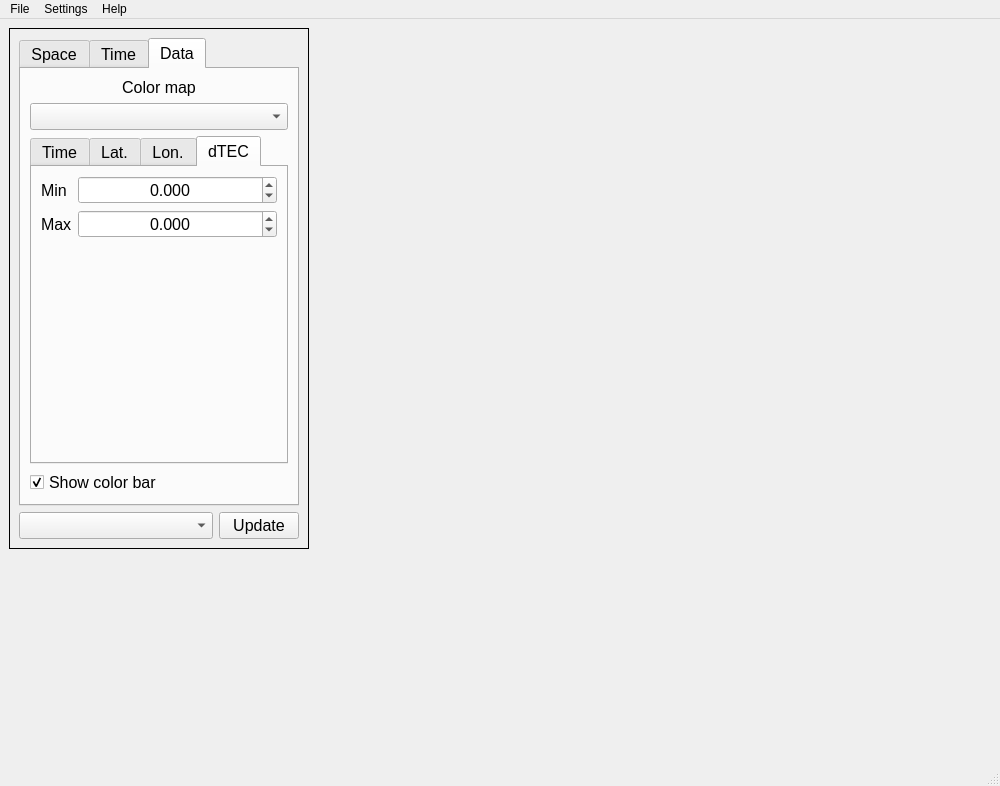
Qt form ui/main_window1.ui (sergiipanasenko/GNSS_Analysis) before a commit.
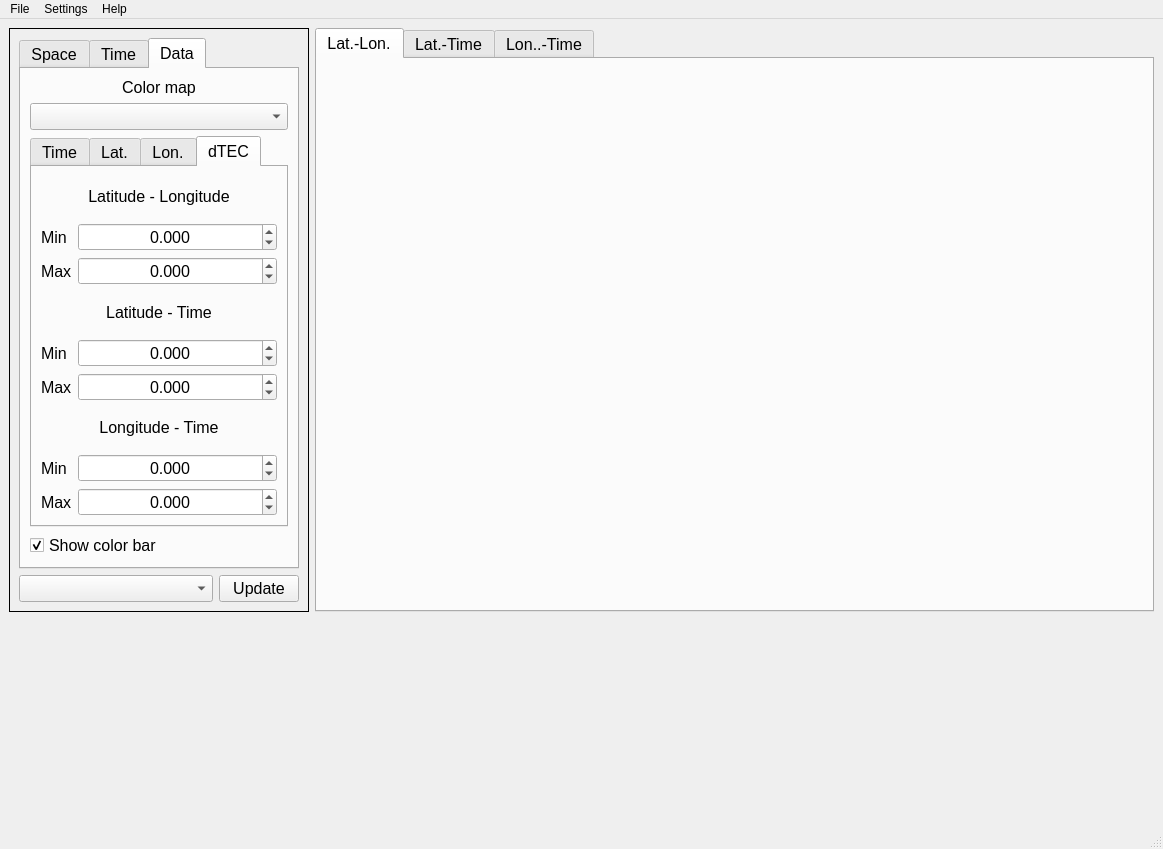
The same form after that commit. The open tabs and pages were chosen to show the change.

Commit message: Further updates of UI form.

Patch:
```diff
--- a/ui/main_window1.ui
+++ b/ui/main_window1.ui
@@ -6,8 +6,8 @@
    <rect>
     <x>0</x>
     <y>0</y>
-    <width>1000</width>
-    <height>786</height>
+    <width>1163</width>
+    <height>849</height>
    </rect>
   </property>
   <property name="windowTitle">
@@ -18,16 +18,6 @@
     <item row="1" column="1">
      <widget class="QWidget" name="time_widget" native="true"/>
     </item>
-    <item row="0" column="1">
-     <widget class="QWidget" name="space_widget" native="true">
-      <property name="sizePolicy">
-       <sizepolicy hsizetype="Expanding" vsizetype="Preferred">
-        <horstretch>0</horstretch>
-        <verstretch>0</verstretch>
-       </sizepolicy>
-      </property>
-     </widget>
-    </item>
     <item row="1" column="0">
      <widget class="QWidget" name="receiver_widget" native="true">
       <property name="sizePolicy">
@@ -882,8 +872,31 @@
                  <string>dTEC</string>
                 </attribute>
                 <layout class="QVBoxLayout" name="verticalLayout_10">
+                 <item>
+                  <widget class="QLabel" name="label_lat_lon">
+                   <property name="text">
+                    <string>Latitude - Longitude</string>
+                   </property>
+                   <property name="alignment">
+                    <set>Qt::AlignCenter</set>
+                   </property>
+                  </widget>
+                 </item>
                  <item>
                   <layout class="QGridLayout" name="gridLayout_8">
+                   <item row="1" column="0">
+                    <widget class="QLabel" name="label_lat_lon_max">
+                     <property name="sizePolicy">
+                      <sizepolicy hsizetype="Minimum" vsizetype="Preferred">
+                       <horstretch>0</horstretch>
+                       <verstretch>0</verstretch>
+                      </sizepolicy>
+                     </property>
+                     <property name="text">
+                      <string>Max</string>
+                     </property>
+                    </widget>
+                   </item>
                    <item row="0" column="0">
                     <widget class="QLabel" name="label_37">
                      <property name="sizePolicy">
@@ -897,21 +910,74 @@
                      </property>
                     </widget>
                    </item>
-                   <item row="1" column="0">
-                    <widget class="QLabel" name="label_36">
+                   <item row="0" column="1">
+                    <widget class="QDoubleSpinBox" name="dspin_lat_lon_min">
                      <property name="sizePolicy">
-                      <sizepolicy hsizetype="Minimum" vsizetype="Preferred">
+                      <sizepolicy hsizetype="Expanding" vsizetype="Fixed">
                        <horstretch>0</horstretch>
                        <verstretch>0</verstretch>
                       </sizepolicy>
                      </property>
+                     <property name="alignment">
+                      <set>Qt::AlignCenter</set>
+                     </property>
+                     <property name="decimals">
+                      <number>3</number>
+                     </property>
+                     <property name="minimum">
+                      <double>-1000.000000000000000</double>
+                     </property>
+                     <property name="maximum">
+                      <double>1000.000000000000000</double>
+                     </property>
+                    </widget>
+                   </item>
+                   <item row="1" column="1">
+                    <widget class="QDoubleSpinBox" name="dspin_lat_lon_max">
+                     <property name="alignment">
+                      <set>Qt::AlignCenter</set>
+                     </property>
+                     <property name="decimals">
+                      <number>3</number>
+                     </property>
+                     <property name="minimum">
+                      <double>-1000.000000000000000</double>
+                     </property>
+                     <property name="maximum">
+                      <double>1000.000000000000000</double>
+                     </property>
+                    </widget>
+                   </item>
+                  </layout>
+                 </item>
+                 <item>
+                  <widget class="QLabel" name="label_lat_time">
+                   <property name="text">
+                    <string>Latitude - Time</string>
+                   </property>
+                   <property name="alignment">
+                    <set>Qt::AlignCenter</set>
+                   </property>
+                  </widget>
+                 </item>
+                 <item>
+                  <layout class="QGridLayout" name="gridLayout_9">
+                   <item row="1" column="0">
+                    <widget class="QLabel" name="label_lat_time_max">
                      <property name="text">
                       <string>Max</string>
                      </property>
                     </widget>
                    </item>
+                   <item row="0" column="0">
+                    <widget class="QLabel" name="label_lat_time_min">
+                     <property name="text">
+                      <string>Min</string>
+                     </property>
+                    </widget>
+                   </item>
                    <item row="0" column="1">
-                    <widget class="QDoubleSpinBox" name="doubleSpinBox_3">
+                    <widget class="QDoubleSpinBox" name="dspin_lat_time_min">
                      <property name="sizePolicy">
                       <sizepolicy hsizetype="Expanding" vsizetype="Fixed">
                        <horstretch>0</horstretch>
@@ -933,7 +999,7 @@
                     </widget>
                    </item>
                    <item row="1" column="1">
-                    <widget class="QDoubleSpinBox" name="doubleSpinBox_4">
+                    <widget class="QDoubleSpinBox" name="dspin_lat_time_max">
                      <property name="alignment">
                       <set>Qt::AlignCenter</set>
                      </property>
@@ -951,17 +1017,70 @@
                   </layout>
                  </item>
                  <item>
-                  <spacer name="verticalSpacer_5">
-                   <property name="orientation">
-                    <enum>Qt::Vertical</enum>
+                  <widget class="QLabel" name="label_lon_time">
+                   <property name="text">
+                    <string>Longitude - Time</string>
                    </property>
-                   <property name="sizeHint" stdset="0">
-                    <size>
-                     <width>20</width>
-                     <height>40</height>
-                    </size>
+                   <property name="alignment">
+                    <set>Qt::AlignCenter</set>
                    </property>
-                  </spacer>
+                  </widget>
+                 </item>
+                 <item>
+                  <layout class="QGridLayout" name="gridLayout_10">
+                   <item row="1" column="0">
+                    <widget class="QLabel" name="label_lon_time_max">
+                     <property name="text">
+                      <string>Max</string>
+                     </property>
+                    </widget>
+                   </item>
+                   <item row="0" column="0">
+                    <widget class="QLabel" name="label_lon_time_min">
+                     <property name="text">
+                      <string>Min</string>
+                     </property>
+                    </widget>
+                   </item>
+                   <item row="0" column="1">
+                    <widget class="QDoubleSpinBox" name="dspin_lon_time_min">
+                     <property name="alignment">
+                      <set>Qt::AlignCenter</set>
+                     </property>
+                     <property name="decimals">
+                      <number>3</number>
+                     </property>
+                     <property name="minimum">
+                      <double>-1000.000000000000000</double>
+                     </property>
+                     <property name="maximum">
+                      <double>1000.000000000000000</double>
+                     </property>
+                    </widget>
+                   </item>
+                   <item row="1" column="1">
+                    <widget class="QDoubleSpinBox" name="dspin_lon_time_max">
+                     <property name="sizePolicy">
+                      <sizepolicy hsizetype="Expanding" vsizetype="Fixed">
+                       <horstretch>0</horstretch>
+                       <verstretch>0</verstretch>
+                      </sizepolicy>
+                     </property>
+                     <property name="alignment">
+                      <set>Qt::AlignCenter</set>
+                     </property>
+                     <property name="decimals">
+                      <number>3</number>
+                     </property>
+                     <property name="minimum">
+                      <double>-1000.000000000000000</double>
+                     </property>
+                     <property name="maximum">
+                      <double>1000.000000000000000</double>
+                     </property>
+                    </widget>
+                   </item>
+                  </layout>
                  </item>
                 </layout>
                </widget>
@@ -1023,6 +1142,55 @@
       </layout>
      </widget>
     </item>
+    <item row="0" column="1">
+     <widget class="QTabWidget" name="tabWidget_graph">
+      <property name="font">
+       <font>
+        <pointsize>12</pointsize>
+       </font>
+      </property>
+      <property name="currentIndex">
+       <number>0</number>
+      </property>
+      <widget class="QWidget" name="tab_graph_map">
+       <attribute name="title">
+        <string>Lat.-Lon.</string>
+       </attribute>
+       <layout class="QVBoxLayout" name="verticalLayout_11">
+        <item>
+         <widget class="QWidget" name="map_widget" native="true">
+          <property name="sizePolicy">
+           <sizepolicy hsizetype="Expanding" vsizetype="Preferred">
+            <horstretch>0</horstretch>
+            <verstretch>0</verstretch>
+           </sizepolicy>
+          </property>
+         </widget>
+        </item>
+       </layout>
+      </widget>
+      <widget class="QWidget" name="tab_keogram_lat">
+       <attribute name="title">
+        <string>Lat.-Time</string>
+       </attribute>
+       <layout class="QVBoxLayout" name="verticalLayout_12">
+        <item>
+         <widget class="QWidget" name="keo_lat_widget" native="true"/>
+        </item>
+       </layout>
+      </widget>
+      <widget class="QWidget" name="tab_keogram_lon">
+       <attribute name="title">
+        <string>Lon..-Time</string>
+       </attribute>
+       <layout class="QVBoxLayout" name="verticalLayout_13">
+        <item>
+         <widget class="QWidget" name="keo_lon_widget" native="true"/>
+        </item>
+       </layout>
+      </widget>
+     </widget>
+    </item>
    </layout>
   </widget>
   <widget class="QMenuBar" name="menubar">
@@ -1030,7 +1198,7 @@
     <rect>
      <x>0</x>
      <y>0</y>
-     <width>1000</width>
+     <width>1163</width>
      <height>26</height>
     </rect>
    </property>
```
Left out of the diff: 197 changed lines with no effect on the pictures. The commit also changes 4 other files.
